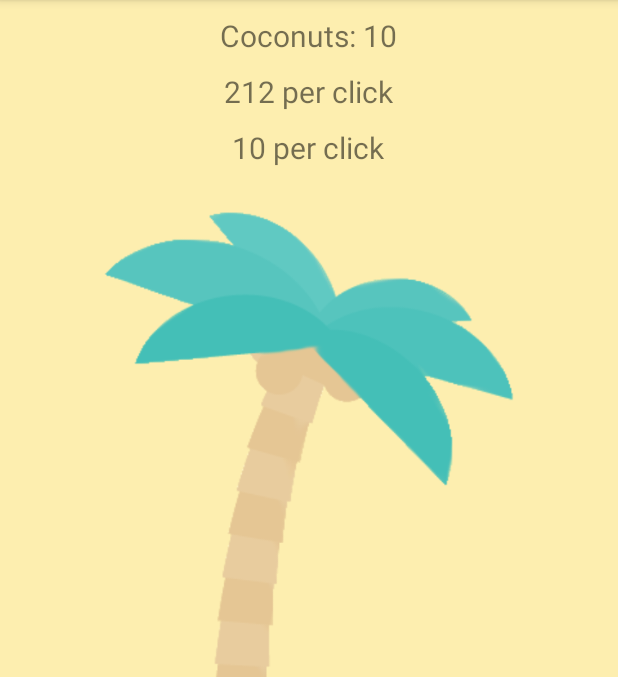
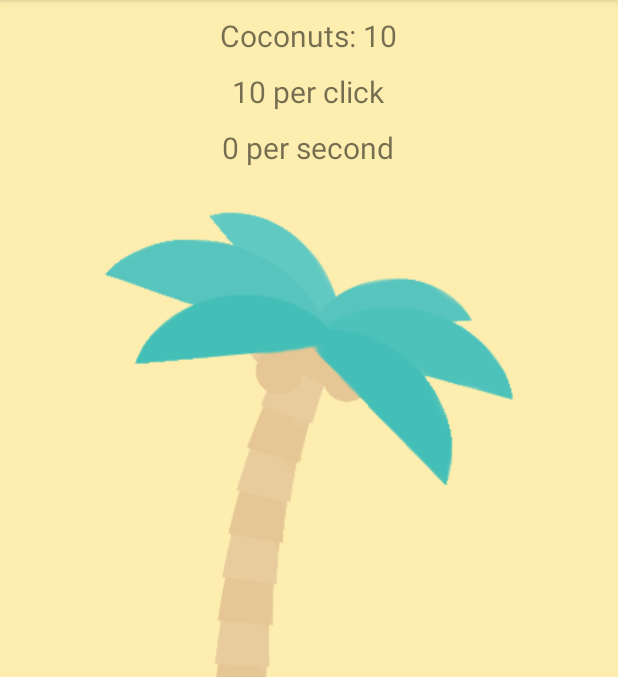
Before and after one commit to weblue/JungleClicker, an Android app: the screen it shows after launch (MainActivity), after a tap on an icon or button, on a phone screen of 412 x 824 dp, the part 84-761 px from its top. Run offline under Robolectric (Android 15) with nearby library versions, the phone set to English and light mode, and no system bars.

Commit message:
added clicker upgrades

```diff
--- a/app/src/main/java/com/twodays/jungleclicker/MainActivity.java
+++ b/app/src/main/java/com/twodays/jungleclicker/MainActivity.java
@@ -164,6 +164,7 @@ public class MainActivity extends AppCompatActivity
     public void updateView() {
         //TODO update clicker total
         mTextViewCoconuts.setText("Coconuts: " + formatter.format(tree.getCoconuts()));
-        mTextViewGenAmt.setText(formatter.format(tree.calcClick()) + " per click");
+        mTextViewClickAmt.setText(formatter.format(tree.calcClick()) + " per click");
+        mTextViewGenAmt.setText(formatter.format(tree.calcGen()) + " per second");
     }
 }
```
